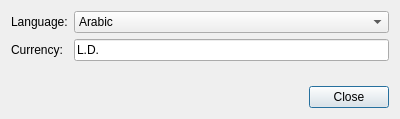
Above: src/SimpleInvoice/dialogsettings.ui from mbnoimi/SimpleInvoice before the change. Below: the same form after it.
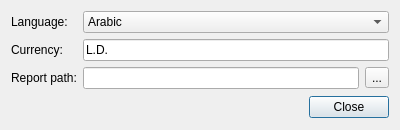
That is the form after the change. Icons and pictures are not drawn.

```diff
--- a/src/SimpleInvoice/dialogsettings.ui
+++ b/src/SimpleInvoice/dialogsettings.ui
@@ -7,7 +7,7 @@
     <x>0</x>
     <y>0</y>
     <width>400</width>
-    <height>119</height>
+    <height>130</height>
    </rect>
   </property>
   <property name="windowTitle">
@@ -20,6 +20,16 @@
   <layout class="QVBoxLayout" name="verticalLayout">
    <item>
     <layout class="QGridLayout" name="gridLayout">
+     <item row="2" column="0">
+      <widget class="QLabel" name="label_3">
+       <property name="text">
+        <string>Report path:</string>
+       </property>
+      </widget>
+     </item>
+     <item row="2" column="2">
+      <widget class="QLineEdit" name="lineEdit_reportPath"/>
+     </item>
      <item row="0" column="0">
       <widget class="QLabel" name="label">
        <property name="text">
@@ -27,20 +37,6 @@
        </property>
       </widget>
      </item>
-     <item row="0" column="1">
-      <widget class="QComboBox" name="comboBox_language">
-       <item>
-        <property name="text">
-         <string>Arabic</string>
-        </property>
-       </item>
-       <item>
-        <property name="text">
-         <string>English</string>
-        </property>
-       </item>
-      </widget>
-     </item>
      <item row="1" column="0">
       <widget class="QLabel" name="label_2">
        <property name="text">
@@ -48,28 +44,36 @@
        </property>
       </widget>
      </item>
-     <item row="1" column="1">
+     <item row="2" column="3">
+      <widget class="QToolButton" name="toolButton_browse">
+       <property name="text">
+        <string>...</string>
+       </property>
+      </widget>
+     </item>
+     <item row="1" column="2" colspan="2">
       <widget class="QLineEdit" name="lineEdit_currency">
        <property name="text">
         <string>L.D.</string>
        </property>
       </widget>
      </item>
+     <item row="0" column="2" colspan="2">
+      <widget class="QComboBox" name="comboBox_language">
+       <item>
+        <property name="text">
+         <string>Arabic</string>
+        </property>
+       </item>
+       <item>
+        <property name="text">
+         <string>English</string>
+        </property>
+       </item>
+      </widget>
+     </item>
     </layout>
    </item>
-   <item>
-    <spacer name="verticalSpacer">
-     <property name="orientation">
-      <enum>Qt::Vertical</enum>
-     </property>
-     <property name="sizeHint" stdset="0">
-      <size>
-       <width>20</width>
-       <height>40</height>
-      </size>
-     </property>
-    </spacer>
-   </item>
    <item>
     <widget class="QWidget" name="widget" native="true">
      <layout class="QHBoxLayout" name="horizontalLayout">
```
Left out of the diff: 2 changed lines with no effect on the pictures.
